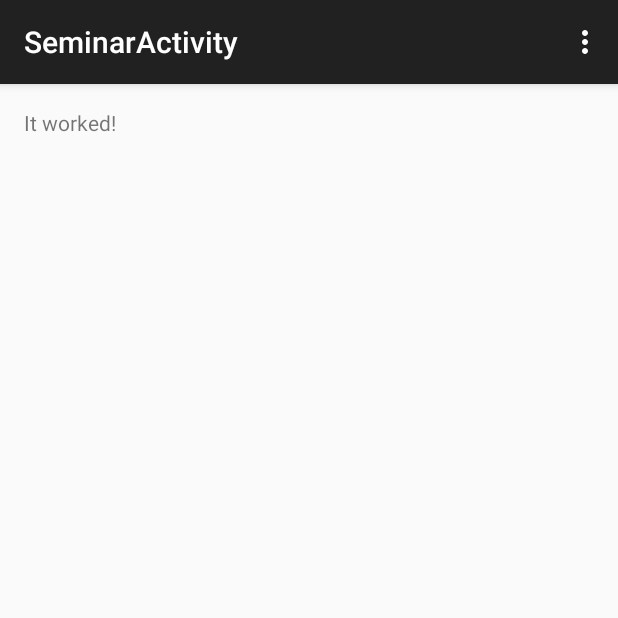
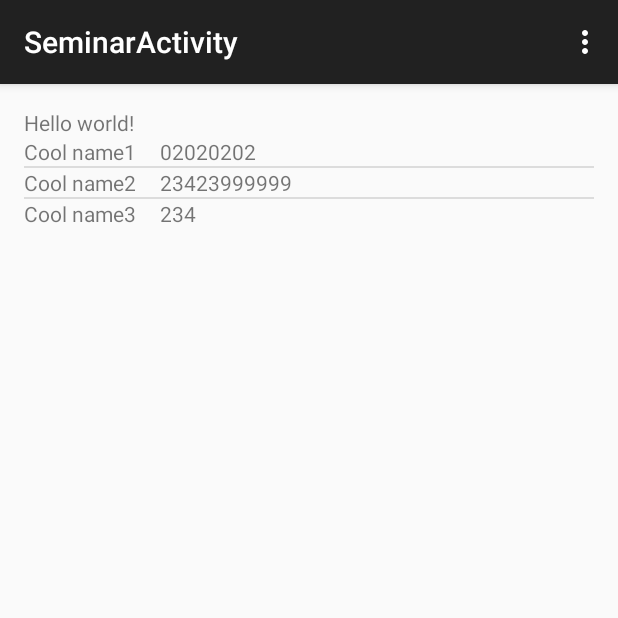
Before and after one commit to ConradHipkins/ACM-SIGCSE, an Android app: the SeminarActivity screen opened directly, with no data from a screen before it, on a phone screen of 412 x 824 dp, the top half of it. Run offline under Robolectric (Android 15) with nearby library versions, the phone set to English and light mode, and no system bars; libraries missing offline, so code that uses them is left out: org.springframework.http, org.springframework.web; 3 statements that could not run were skipped.

Commit message:
Added SeminarAdapter, seminar list view xml file. Also changed server address to be a string value Added setters to Seminar.java file Adding test seminar ListView to seminar actvity Adding Intents to add navigate to seminar headcount page

```diff
--- a/ACM_SIGCSE/app/src/main/java/mobilecomp/acm_sigcse/Seminar.java
+++ b/ACM_SIGCSE/app/src/main/java/mobilecomp/acm_sigcse/Seminar.java
@@ -4,15 +4,15 @@ package mobilecomp.acm_sigcse;
  * Created by Liz on 11/3/15.
  */
 public class Seminar {
-    private int ID;
+    private int id;
     private int headCount;
     private String seminarNumber;
     private String seminarName;
 
 
 
-    public int getID(){
-        return ID;
+    public int getId(){
+        return id;
     }
     public int getHeadCount(){
         return headCount;
@@ -23,4 +23,21 @@ public class Seminar {
     public String getSeminarName(){
         return seminarName;
     }
+
+    public void setId(int i)
+    {
+        id = i;
+    }
+    public void setHeadCount(int i)
+    {
+        headCount = i;
+    }
+    public void setSeminarNumber(String s)
+    {
+        seminarNumber = s;
+    }
+    public void setSeminarName(String s)
+    {
+        seminarName = s;
+    }
 }
--- a/ACM_SIGCSE/app/src/main/java/mobilecomp/acm_sigcse/SeminarActivity.java
+++ b/ACM_SIGCSE/app/src/main/java/mobilecomp/acm_sigcse/SeminarActivity.java
@@ -1,12 +1,17 @@
 package mobilecomp.acm_sigcse;
 
+import android.content.Intent;
 import android.os.AsyncTask;
 import android.os.Bundle;
 import android.support.v7.app.AppCompatActivity;
 import android.util.Log;
 import android.view.Menu;
 import android.view.MenuItem;
+import android.view.View;
+import android.widget.AdapterView;
+import android.widget.ListView;
 import android.widget.TextView;
+import android.widget.Toast;
 
 import org.springframework.http.converter.json.MappingJackson2HttpMessageConverter;
 import org.springframework.web.client.RestTemplate;
@@ -16,12 +21,39 @@ import java.util.Arrays;
 
 public class SeminarActivity extends AppCompatActivity {
     private ArrayList<Seminar> seminarList = new ArrayList<Seminar>();
+    private ArrayList<Seminar> testSeminarList = new ArrayList<Seminar>();
 
     @Override
     protected void onCreate(Bundle savedInstanceState) {
         super.onCreate(savedInstanceState);
         setContentView(R.layout.activity_seminar);
-        new HttpRequestTask().execute();
+        new GetAllSeminarsTask().execute();
+
+        Seminar sem1 = new Seminar();
+        sem1.setSeminarName("Cool name1");
+        sem1.setSeminarNumber("02020202");
+        Seminar sem2 = new Seminar();
+        sem2.setSeminarName("Cool name2");
+        sem2.setSeminarNumber("23423999999");
+        Seminar sem3 = new Seminar();
+        sem3.setSeminarName("Cool name3");
+        sem3.setSeminarNumber("234");
+
+        testSeminarList.add(sem1);
+        testSeminarList.add(sem2);
+        testSeminarList.add(sem3);
+
+        ListView listView = (ListView) findViewById(R.id.viewAllSeminars);
+        listView.setAdapter(new SeminarListAdapter(this, testSeminarList));
+        listView.setOnItemClickListener(new AdapterView.OnItemClickListener() {
+            @Override
+            public void onItemClick(AdapterView<?> parent, View view, int position, long id) {
+                Intent intent = new Intent(SeminarActivity.this, headcount.class);
+                intent.putExtra("SEMINAR_NAME", testSeminarList.get(position).getSeminarName());
+                intent.putExtra("SEMINAR_NUMBER", testSeminarList.get(position).getSeminarNumber());
+                startActivity(intent);
+            }
+        });
     }
 
     @Override
@@ -45,11 +77,12 @@ public class SeminarActivity extends AppCompatActivity {
 
         return super.onOptionsItemSelected(item);
     }
-    private class HttpRequestTask extends AsyncTask<Void, Void, ArrayList<Seminar>> {
+
+    private class GetAllSeminarsTask extends AsyncTask<Void, Void, ArrayList<Seminar>> {
         @Override
         protected ArrayList<Seminar> doInBackground(Void... params) {
             try {
-                final String url = "http://146.113.79.126/api/seminars";
+                final String url = String.format("http://%s:3002/api/seminars", getString(R.string.server_address));//Added port number
                 RestTemplate restTemplate = new RestTemplate();
                 restTemplate.getMessageConverters().add(new MappingJackson2HttpMessageConverter());
                 Seminar[] seminar = restTemplate.getForObject(url, Seminar[].class);
@@ -63,8 +96,7 @@ public class SeminarActivity extends AppCompatActivity {
 
         @Override
         protected void onPostExecute(ArrayList<Seminar> seminars) {
-            TextView tv = (TextView) findViewById(R.id.testtest);
-            tv.setText("It worked!");
+            Toast.makeText(getApplicationContext(), "Call executed",Toast.LENGTH_SHORT).show();
         }
 
     }
--- /dev/null
+++ b/ACM_SIGCSE/app/src/main/java/mobilecomp/acm_sigcse/SeminarListAdapter.java
@@ -0,0 +1,38 @@
+package mobilecomp.acm_sigcse;
+
+import android.content.Context;
+import android.view.LayoutInflater;
+import android.view.View;
+import android.view.ViewGroup;
+import android.widget.ArrayAdapter;
+import android.widget.TextView;
+
+import java.util.ArrayList;
+
+/**
+ * Created by Natalie on 11/10/15.
+ */
+public class SeminarListAdapter extends ArrayAdapter<Seminar> {
+    public SeminarListAdapter(Context context, ArrayList<Seminar> s)
+    {
+        super(context, 0, s);
+    }
+
+    @Override
+    public View getView(int position, View convertView, ViewGroup parent)
+    {
+        Seminar seminar = getItem(position);
+
+        if (convertView == null)
+        {
+            convertView = LayoutInflater.from(getContext()).inflate(R.layout.seminar_list_item, parent, false);
+        }
+
+        TextView tvName = (TextView) convertView.findViewById(R.id.seminarName);
+        tvName.setText(seminar.getSeminarName());
+        TextView tvNumber = (TextView) convertView.findViewById(R.id.seminarNumber);
+        tvNumber.setText(seminar.getSeminarNumber());
+
+        return convertView;
+    }
+}
--- a/ACM_SIGCSE/app/src/main/res/layout/activity_seminar.xml
+++ b/ACM_SIGCSE/app/src/main/res/layout/activity_seminar.xml
@@ -11,4 +11,10 @@
         android:layout_width="wrap_content"
         android:layout_height="wrap_content" />
 
+    <ListView
+        android:id="@+id/viewAllSeminars"
+        android:layout_width="wrap_content"
+        android:layout_height="wrap_content"
+        android:layout_below="@id/testtest"/>
+
 </RelativeLayout>
--- /dev/null
+++ b/ACM_SIGCSE/app/src/main/res/layout/seminar_list_item.xml
@@ -0,0 +1,16 @@
+<?xml version="1.0" encoding="utf-8"?>
+<LinearLayout xmlns:android="http://schemas.android.com/apk/res/android"
+    android:layout_width="match_parent" android:layout_height="match_parent">
+
+    <TextView
+        android:id="@+id/seminarName"
+        android:layout_width="wrap_content"
+        android:layout_height="wrap_content" />
+
+    <TextView
+        android:id="@+id/seminarNumber"
+        android:layout_marginLeft="@dimen/activity_vertical_margin"
+        android:layout_width="wrap_content"
+        android:layout_height="wrap_content" />
+
+</LinearLayout>
--- a/ACM_SIGCSE/app/src/main/res/values/strings.xml
+++ b/ACM_SIGCSE/app/src/main/res/values/strings.xml
@@ -4,5 +4,6 @@
     <string name="title_activity_seminar">SeminarActivity</string>
 
     <string name="hello_world">Hello world!</string>
+    <string name="server_address">146.113.79.126</string>
 
 </resources>
```
